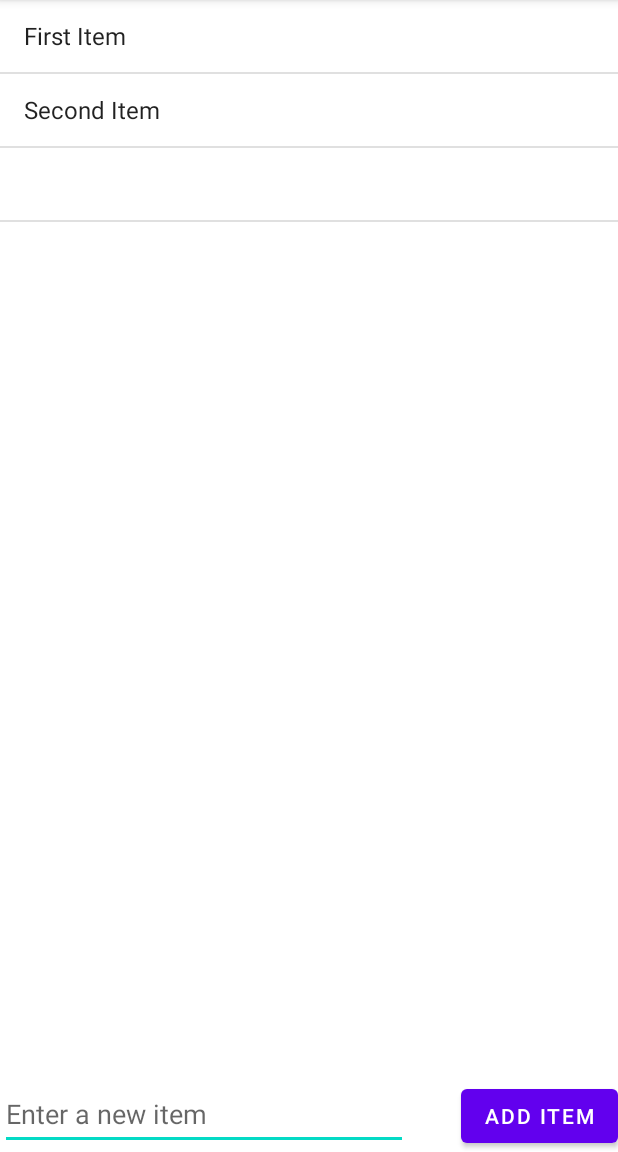
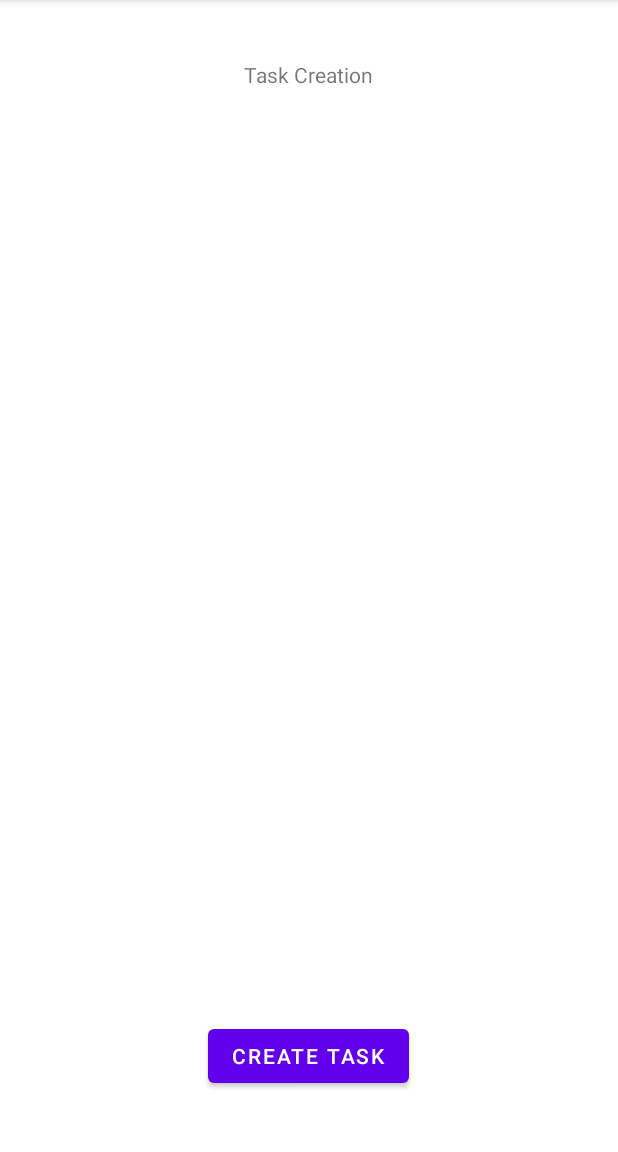
Before and after one commit to GameDeveloperEpsilon/ToDoetPrototype, an Android app: the PlannerActivity screen opened directly, with no data from a screen before it, after a tap on "ADD ITEM", on a phone screen of 412 x 824 dp, the part 84-1236 px from its top. Run offline under Robolectric (Android 15) with nearby library versions, the phone set to English and light mode, and no system bars.

Commit message:
Added TaskCreationActivity

```diff
--- a/app/src/main/AndroidManifest.xml
+++ b/app/src/main/AndroidManifest.xml
@@ -13,6 +13,9 @@
         android:theme="@style/Theme.TodoetPrototype"
         tools:targetApi="31">
         <activity
+            android:name=".TaskCreationActivity"
+            android:exported="false" />
+        <activity
             android:name=".Nexus"
             android:exported="true">
             <intent-filter>
@@ -25,10 +28,10 @@
                 android:name="android.app.lib_name"
                 android:value="" />
         </activity>
-        <activity android:name=".PetActivity"></activity>
-        <activity android:name=".InventoryActivity"></activity>
-        <activity android:name=".PlannerActivity"></activity>
-        <activity android:name=".StoreActivity"></activity>
+        <activity android:name=".PetActivity" />
+        <activity android:name=".InventoryActivity" />
+        <activity android:name=".PlannerActivity" />
+        <activity android:name=".StoreActivity" />
     </application>
 
 </manifest>
--- a/app/src/main/java/com/example/todoetprototype/PlannerActivity.java
+++ b/app/src/main/java/com/example/todoetprototype/PlannerActivity.java
@@ -1,5 +1,6 @@
 package com.example.todoetprototype;
 
+import android.content.Intent;
 import android.os.Bundle;
 import android.view.View;
 import android.widget.AdapterView;
@@ -17,6 +18,8 @@ import com.example.todoetprototype.planner.Planner;
 import com.example.todoetprototype.planner.PlannerItem;
 
 import java.util.ArrayList;
+
+import kotlinx.coroutines.scheduling.Task;
 
 public class PlannerActivity extends AppCompatActivity {
 
@@ -56,6 +59,8 @@ public class PlannerActivity extends AppCompatActivity {
 
     public void onAddItem(View v) {
         EditText etNewItem = (EditText) findViewById(R.id.etNewItem);
+        Intent changeActivities = new Intent(this, TaskCreationActivity.class);
+        startActivity(changeActivities);
         String itemText = etNewItem.getText().toString();
         itemsAdapter.add(itemText);
         etNewItem.setText("");
--- /dev/null
+++ b/app/src/main/java/com/example/todoetprototype/TaskCreationActivity.java
@@ -0,0 +1,25 @@
+package com.example.todoetprototype;
+
+import androidx.appcompat.app.AppCompatActivity;
+
+import android.content.Intent;
+import android.os.Bundle;
+import android.widget.Button;
+import android.widget.Toast;
+
+public class TaskCreationActivity extends AppCompatActivity {
+
+    @Override
+    protected void onCreate(Bundle savedInstanceState) {
+        super.onCreate(savedInstanceState);
+        setContentView(R.layout.activity_task_creation);
+
+        // Navigate to the Store page
+        Button storePageBtn = findViewById(R.id.finishTaskCreation);
+        storePageBtn.setOnClickListener(view -> {
+            Toast.makeText(this, "Finished Task Crration", Toast.LENGTH_SHORT).show();
+            Intent changeActivities = new Intent(this, PlannerActivity.class);
+            startActivity(changeActivities);
+        });
+    }
+}
--- /dev/null
+++ b/app/src/main/res/layout/activity_task_creation.xml
@@ -0,0 +1,30 @@
+<?xml version="1.0" encoding="utf-8"?>
+<androidx.constraintlayout.widget.ConstraintLayout xmlns:android="http://schemas.android.com/apk/res/android"
+    xmlns:app="http://schemas.android.com/apk/res-auto"
+    xmlns:tools="http://schemas.android.com/tools"
+    android:layout_width="match_parent"
+    android:layout_height="match_parent"
+    tools:context=".TaskCreationActivity">
+
+    <Button
+        android:id="@+id/finishTaskCreation"
+        android:layout_width="wrap_content"
+        android:layout_height="wrap_content"
+        android:layout_marginBottom="40dp"
+        android:text="Create Task"
+        app:layout_constraintBottom_toBottomOf="parent"
+        app:layout_constraintEnd_toEndOf="parent"
+        app:layout_constraintHorizontal_bias="0.498"
+        app:layout_constraintStart_toStartOf="parent" />
+
+    <TextView
+        android:id="@+id/taskCreationLabel"
+        android:layout_width="wrap_content"
+        android:layout_height="wrap_content"
+        android:layout_marginTop="40dp"
+        android:text="Task Creation"
+        app:layout_constraintEnd_toEndOf="parent"
+        app:layout_constraintHorizontal_bias="0.498"
+        app:layout_constraintStart_toStartOf="parent"
+        app:layout_constraintTop_toTopOf="parent" />
+</androidx.constraintlayout.widget.ConstraintLayout>
```
